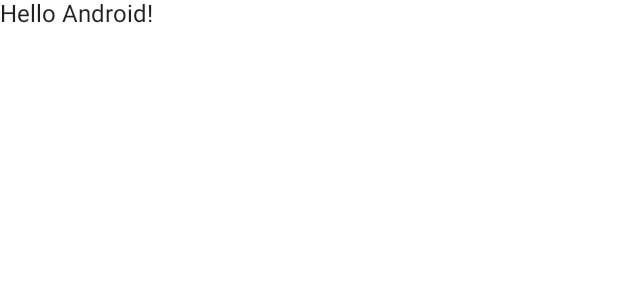
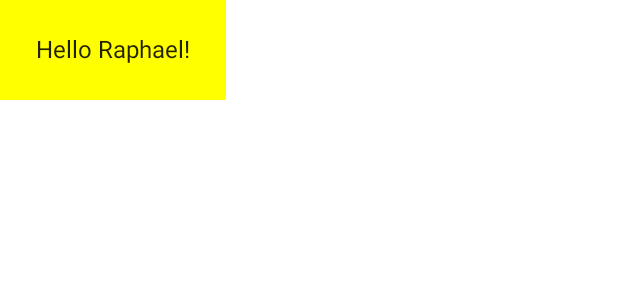
Before and after one commit to RaphaelNdonga/JetpackComposeCodelabs, an Android app built with Jetpack Compose: the @Preview function DefaultPreview, on a phone screen of 412 x 824 dp. Shown: the top 300 px of the screen. Run offline under Robolectric (Android 15) with nearby library versions, the phone set to English and light mode, and no system bars.

Commit message:
Modifiers, surfaces and code-reusability

```diff
--- a/app/src/main/java/com/example/jetpackcomposecodelbabs/MainActivity.kt
+++ b/app/src/main/java/com/example/jetpackcomposecodelbabs/MainActivity.kt
@@ -3,36 +3,54 @@ package com.example.jetpackcomposecodelbabs
 import android.os.Bundle
 import androidx.activity.compose.setContent
 import androidx.appcompat.app.AppCompatActivity
+import androidx.compose.foundation.layout.padding
 import androidx.compose.material.MaterialTheme
 import androidx.compose.material.Surface
 import androidx.compose.material.Text
 import androidx.compose.runtime.Composable
+import androidx.compose.ui.Modifier
+import androidx.compose.ui.graphics.Color
 import androidx.compose.ui.tooling.preview.Preview
+import androidx.compose.ui.unit.dp
 import com.example.jetpackcomposecodelbabs.ui.theme.JetpackComposeCodelbabsTheme
 
 class MainActivity : AppCompatActivity() {
     override fun onCreate(savedInstanceState: Bundle?) {
         super.onCreate(savedInstanceState)
         setContent {
-            JetpackComposeCodelbabsTheme {
-                // A surface container using the 'background' color from the theme
-                Surface(color = MaterialTheme.colors.background) {
-                    Greeting("Android")
-                }
-            }
+            MyApp()
+        }
+    }
+}
+
+/**
+ * Notice that the composable function is outside MainActivity class. This is to allow for code
+ * re-usability and sharing.
+ */
+@Composable
+fun MyApp() {
+    JetpackComposeCodelbabsTheme {
+        /**
+         * To change the color of a composable, you have to define a surface that contains it
+         */
+        Surface(color = Color.Yellow) {
+            Greeting("Raphael")
         }
     }
 }
 
 @Composable
 fun Greeting(name: String) {
-    Text(text = "Hello $name!")
+        /**
+         * A modifier is used to tell the UI elements how to display, layout and behave while
+         * within the parent layout.
+         */
+        Text(text = "Hello $name!",modifier = Modifier.padding(24.dp))
+
 }
 
 @Preview(showBackground = true)
 @Composable
 fun DefaultPreview() {
-    JetpackComposeCodelbabsTheme {
-        Greeting("Android")
-    }
+    MyApp()
 }
```
